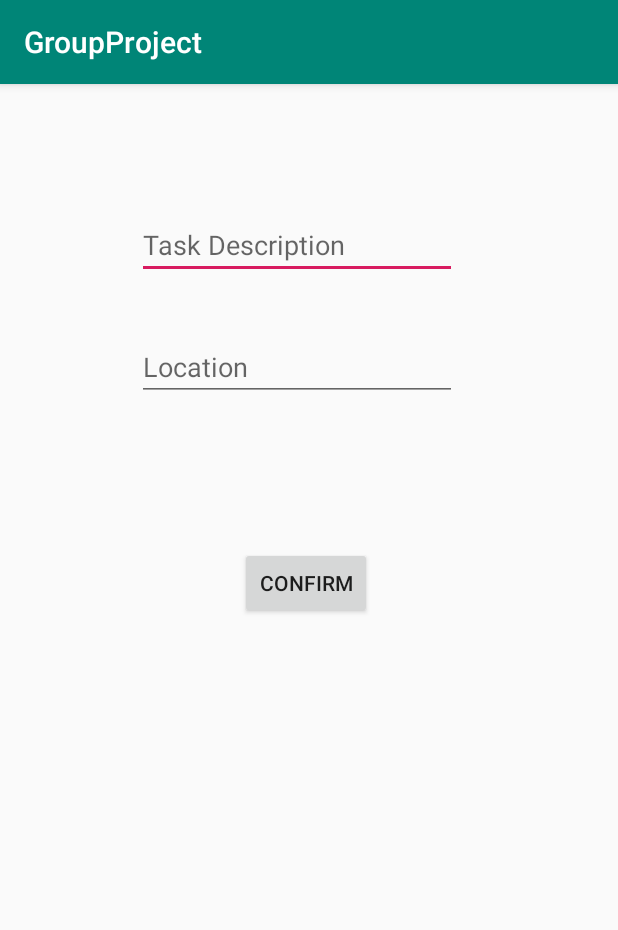
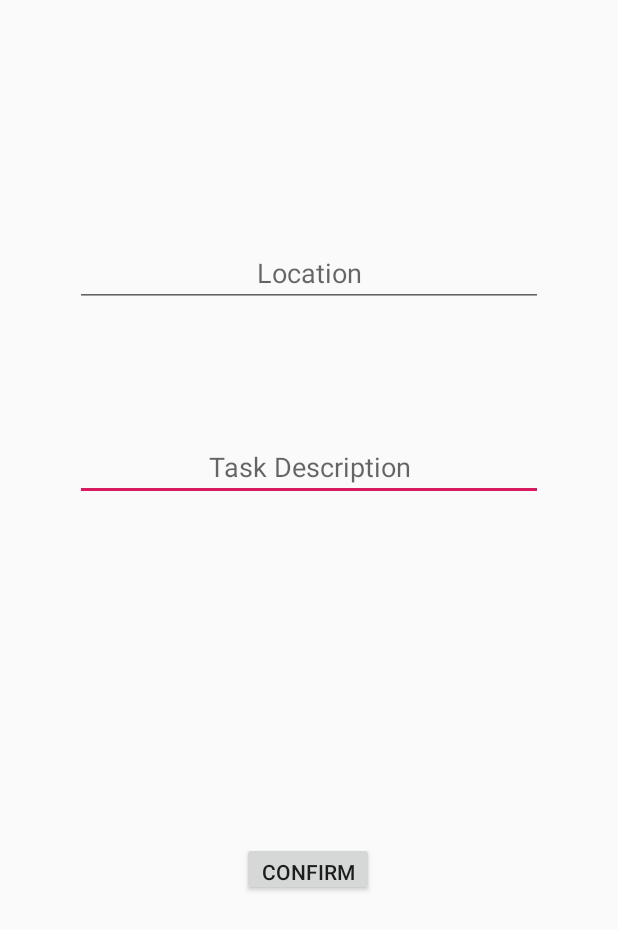
Before and after one commit to Natearoni/GroupProject, an Android app: the TaskCreate screen opened directly, with no data from a screen before it, on a phone screen of 412 x 824 dp. Shown: the top 930 px of the screen. Run offline under Robolectric (Android 15) with nearby library versions, the phone set to English and light mode, and no system bars.

```diff
--- a/app/src/main/java/com/repella/groupproject/DBM.java
+++ b/app/src/main/java/com/repella/groupproject/DBM.java
@@ -162,7 +162,7 @@ public class DBM extends SQLiteOpenHelper
         User usr = selectUser(userName);
 
         //retrieves all tasks for the given user by id.
-        String query = "SELECT task_name FROM " + TABLE_NAMES[3] + " INNER JOIN " + TABLE_NAMES[2] + " ON " + TABLE_NAMES[2]+".user_id = " + usr.getId();
+        String query = "SELECT DISTINCT task_name FROM " + TABLE_NAMES[3] + " INNER JOIN " + TABLE_NAMES[2] + " ON " + TABLE_NAMES[2]+".user_id = " + usr.getId();
 
         Cursor cur = db.rawQuery(query, null);
 
--- a/app/src/main/res/layout/activity_task_create.xml
+++ b/app/src/main/res/layout/activity_task_create.xml
@@ -2,24 +2,25 @@
 <androidx.constraintlayout.widget.ConstraintLayout xmlns:android="http://schemas.android.com/apk/res/android"
     xmlns:app="http://schemas.android.com/apk/res-auto"
     xmlns:tools="http://schemas.android.com/tools"
+    android:id="@+id/relativeLayout2"
     android:layout_width="match_parent"
     android:layout_height="match_parent"
     tools:context=".TaskCreate">
 
     <EditText
         android:id="@+id/taskDescription"
-        android:layout_width="wrap_content"
+        android:layout_width="0dp"
         android:layout_height="wrap_content"
-        android:layout_marginStart="91dp"
-        android:layout_marginLeft="91dp"
-        android:layout_marginTop="93dp"
-        android:layout_marginEnd="107dp"
-        android:layout_marginRight="107dp"
-        android:layout_marginBottom="18dp"
+        android:layout_marginLeft="50dp"
+        android:layout_marginTop="212dp"
+        android:layout_marginRight="50dp"
+        android:layout_marginBottom="75dp"
+        android:autofillHints="@string/prompt_task_description"
         android:ems="10"
+        android:gravity="center_horizontal"
         android:hint="@string/prompt_task_description"
         android:inputType="textPersonName"
-        app:layout_constraintBottom_toTopOf="@+id/taskLocation"
+        app:layout_constraintBottom_toTopOf="@+id/confirmButton"
         app:layout_constraintEnd_toEndOf="parent"
         app:layout_constraintStart_toStartOf="parent"
         app:layout_constraintTop_toTopOf="parent" />
@@ -27,34 +28,38 @@
     <Button
         android:id="@+id/confirmButton"
         android:layout_width="wrap_content"
-        android:layout_height="wrap_content"
-        android:layout_marginStart="159dp"
-        android:layout_marginLeft="159dp"
-        android:layout_marginTop="44dp"
-        android:layout_marginEnd="164dp"
-        android:layout_marginRight="164dp"
-        android:layout_marginBottom="420dp"
+        android:layout_height="36dp"
+        android:layout_marginStart="16dp"
+        android:layout_marginLeft="16dp"
+        android:layout_marginTop="75dp"
+        android:layout_marginEnd="16dp"
+        android:layout_marginRight="16dp"
+        android:layout_marginBottom="150dp"
+        android:gravity="center_horizontal"
         android:text="@string/action_confirm"
         app:layout_constraintBottom_toBottomOf="parent"
         app:layout_constraintEnd_toEndOf="parent"
+        app:layout_constraintHorizontal_bias="0.498"
+        app:layout_constraintLeft_toLeftOf="parent"
+        app:layout_constraintRight_toRightOf="parent"
         app:layout_constraintStart_toStartOf="parent"
-        app:layout_constraintTop_toBottomOf="@+id/taskLocation" />
+        app:layout_constraintTop_toBottomOf="@+id/taskDescription" />
 
     <EditText
         android:id="@+id/taskLocation"
-        android:layout_width="wrap_content"
+        android:layout_width="0dp"
         android:layout_height="wrap_content"
-        android:layout_marginStart="91dp"
-        android:layout_marginLeft="91dp"
-        android:layout_marginTop="18dp"
-        android:layout_marginEnd="107dp"
-        android:layout_marginRight="107dp"
-        android:layout_marginBottom="53dp"
+        android:layout_marginLeft="50dp"
+        android:layout_marginTop="150dp"
+        android:layout_marginRight="50dp"
+        android:layout_marginBottom="75dp"
+        android:autofillHints="@string/prompt_task_location"
         android:ems="10"
+        android:gravity="center_horizontal"
         android:hint="@string/prompt_task_location"
         android:inputType="textPersonName"
-        app:layout_constraintBottom_toTopOf="@+id/confirmButton"
+        app:layout_constraintBottom_toTopOf="@+id/taskDescription"
         app:layout_constraintEnd_toEndOf="parent"
         app:layout_constraintStart_toStartOf="parent"
-        app:layout_constraintTop_toBottomOf="@+id/taskDescription" />
+        app:layout_constraintTop_toTopOf="parent" />
 </androidx.constraintlayout.widget.ConstraintLayout>
--- a/app/src/main/res/layout/activity_user_landing.xml
+++ b/app/src/main/res/layout/activity_user_landing.xml
@@ -13,7 +13,7 @@
         android:layout_height="56dp"
         android:layout_marginBottom="8dp"
         android:clickable="true"
-        android:foreground="@android:drawable/ic_menu_revert"
+        android:focusable="true"
         app:backgroundTint="#B5E6B5"
         app:fabSize="auto"
         app:layout_constraintBottom_toBottomOf="parent"
@@ -30,7 +30,7 @@
         android:layout_height="56dp"
         android:layout_marginBottom="8dp"
         android:clickable="true"
-        android:foreground="@android:drawable/ic_input_add"
+        android:focusable="true"
         app:backgroundTint="#B5E6B5"
         app:fabSize="auto"
         app:layout_constraintBottom_toBottomOf="parent"
@@ -39,7 +39,7 @@
         app:layout_constraintStart_toStartOf="parent"
         app:layout_constraintTop_toTopOf="parent"
         app:layout_constraintVertical_bias="0.988"
-        app:srcCompat="?attr/homeAsUpIndicator" />
+        app:srcCompat="@android:drawable/ic_input_add" />
 
     <androidx.recyclerview.widget.RecyclerView
         android:id="@+id/recyclerView"
--- a/app/src/main/res/values/styles.xml
+++ b/app/src/main/res/values/styles.xml
@@ -1,7 +1,7 @@
 <resources>
 
     <!-- Base application theme. -->
-    <style name="AppTheme" parent="Theme.AppCompat.Light.DarkActionBar">
+    <style name="AppTheme" parent="Theme.AppCompat.Light.NoActionBar">
         <!-- Customize your theme here. -->
         <item name="colorPrimary">@color/colorPrimary</item>
         <item name="colorPrimaryDark">@color/colorPrimaryDark</item>
```
Also changed, not shown: app/src/main/java/com/repella/groupproject/Task.java (deleted, +0 -44 lines), app/src/main/res/layout/activity_create_user.xml (+23 -20 lines), app/src/main/res/layout/activity_main.xml (+34 -33 lines).
